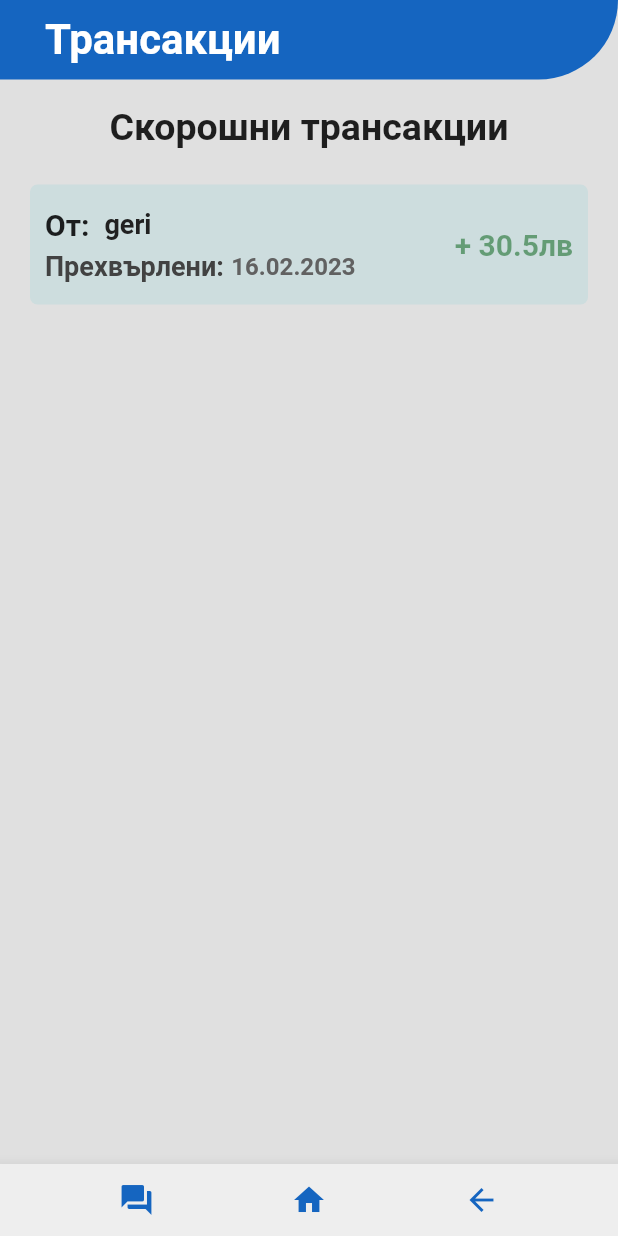
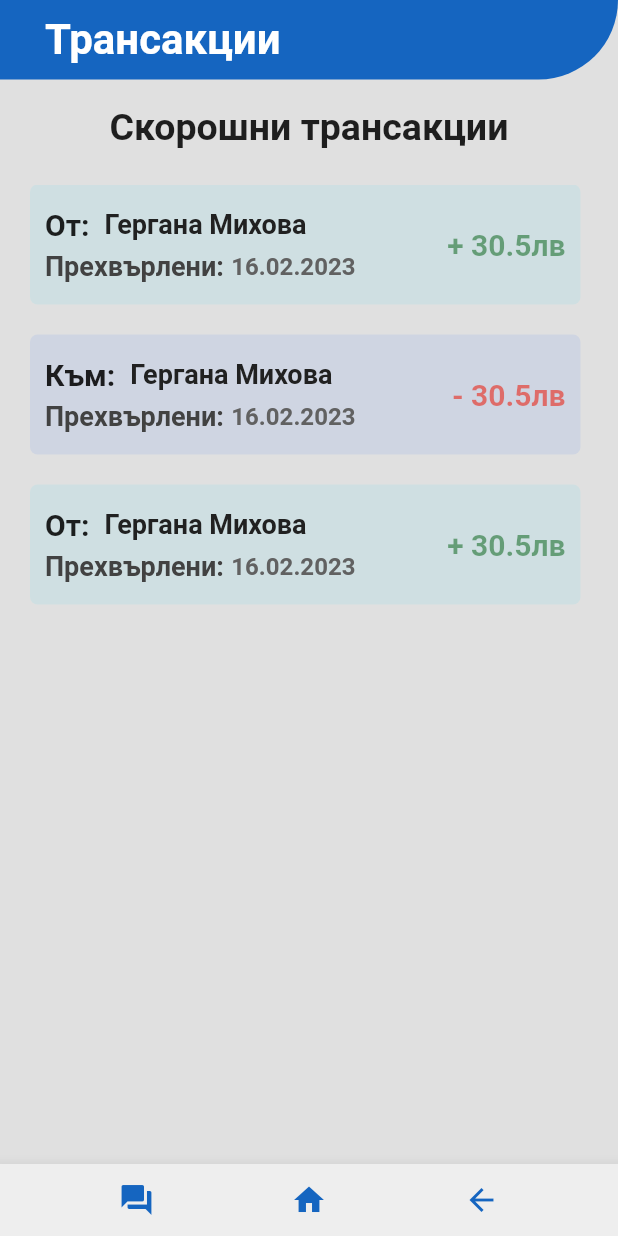
Before and after one commit to TIVMOF/online_bank, a Flutter app: the TransactionPage screen opened directly, on a phone screen of 412 x 824 dp. Run offline on Flutter 3.47's test engine with Material 2 defaults, Android fonts, the phone set to English and light mode, and no system bars; drawn by our look-alikes of readmore; our stand-ins replace smooth_page_indicator, syncfusion_flutter_charts.

Commit message:
some stuff

```diff
--- a/lib/pages/home_page.dart
+++ b/lib/pages/home_page.dart
@@ -82,7 +82,7 @@ class _HomePageState extends State<HomePage> {
             effect: ExpandingDotsEffect(
               activeDotColor: Colors.blue.shade900,
             ),
-            ),
+          ),
 
             SizedBox(height: 20),
 
--- a/lib/pages/transaction_page.dart
+++ b/lib/pages/transaction_page.dart
@@ -36,18 +36,59 @@ class _TransactionPageState extends State<TransactionPage> {
 
           Container(
             height: 300,
+            child: Padding(
+              padding: const EdgeInsets.only(right: 5),
+              child: Scrollbar(
+                controller: _controller,
                 child: ListView(
                   scrollDirection: Axis.vertical,
                   controller: _controller,
                   children: [
                     MyTransaction(
-                  recipient: 'geri',
+                      recipient: 'Гергана Михова',
                       date: '16.02.2023',
                       sum: 30.50,
                       sentOrReceived: true,
                     ),
 
+                    MyTransaction(
+                      recipient: 'Гергана Михова',
+                      date: '16.02.2023',
+                      sum: 30.50,
+                      sentOrReceived: false,
+                    ),
+
+                    MyTransaction(
+                      recipient: 'Гергана Михова',
+                      date: '16.02.2023',
+                      sum: 30.50,
+                      sentOrReceived: true,
+                    ),
+
+                    MyTransaction(
+                      recipient: 'Гергана Михова',
+                      date: '16.02.2023',
+                      sum: 30.50,
+                      sentOrReceived: false,
+                    ),
+
+                    MyTransaction(
+                      recipient: 'Гергана Михова',
+                      date: '16.02.2023',
+                      sum: 30.50,
+                      sentOrReceived: true,
+                    ),
+
+                    MyTransaction(
+                      recipient: 'Гергана Михова',
+                      date: '16.02.2023',
+                      sum: 30.50,
+                      sentOrReceived: false,
+                    ),
+
                   ],
+                ),
+              ),
             ),
           )
         ],)
--- a/lib/utill/my_transaction.dart
+++ b/lib/utill/my_transaction.dart
@@ -19,7 +19,7 @@ class MyTransaction extends StatelessWidget {
   final colorSent = Color.fromARGB(137, 234, 17, 1);
   final minus = '-';
 
-  final backgroundReceived = Color.fromARGB(22, 0, 186, 199);
+  final backgroundReceived = Color.fromARGB(19, 0, 217, 255);
   final textReceived = 'От:';
   final colorReceived = Color.fromARGB(130, 0, 94, 17);
   final plus = '+';
```
Lines whose indentation alone changed are shown as unchanged.
